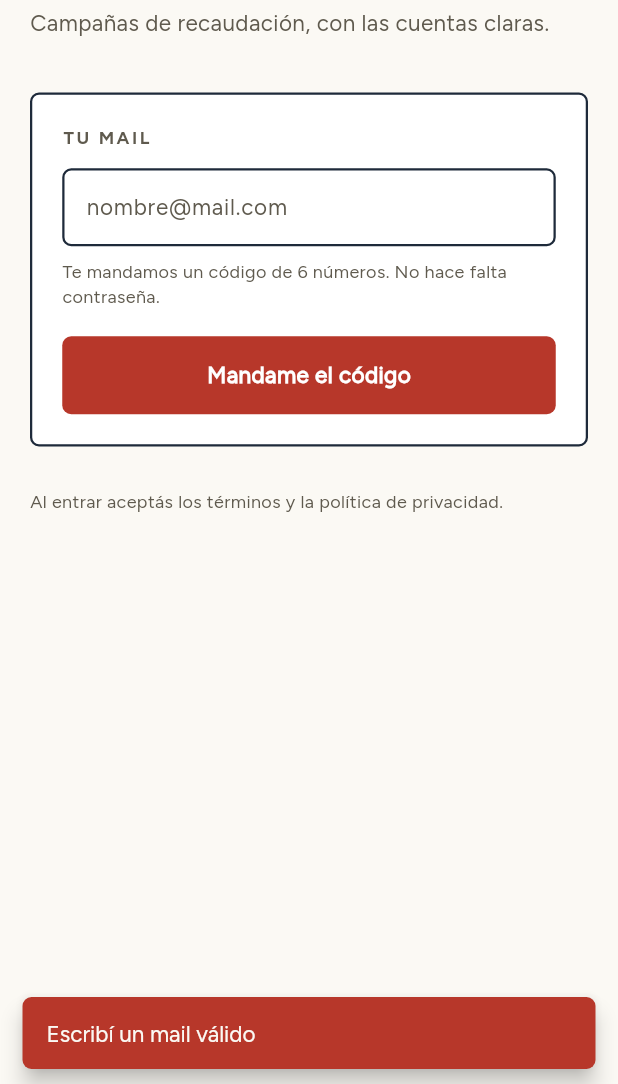
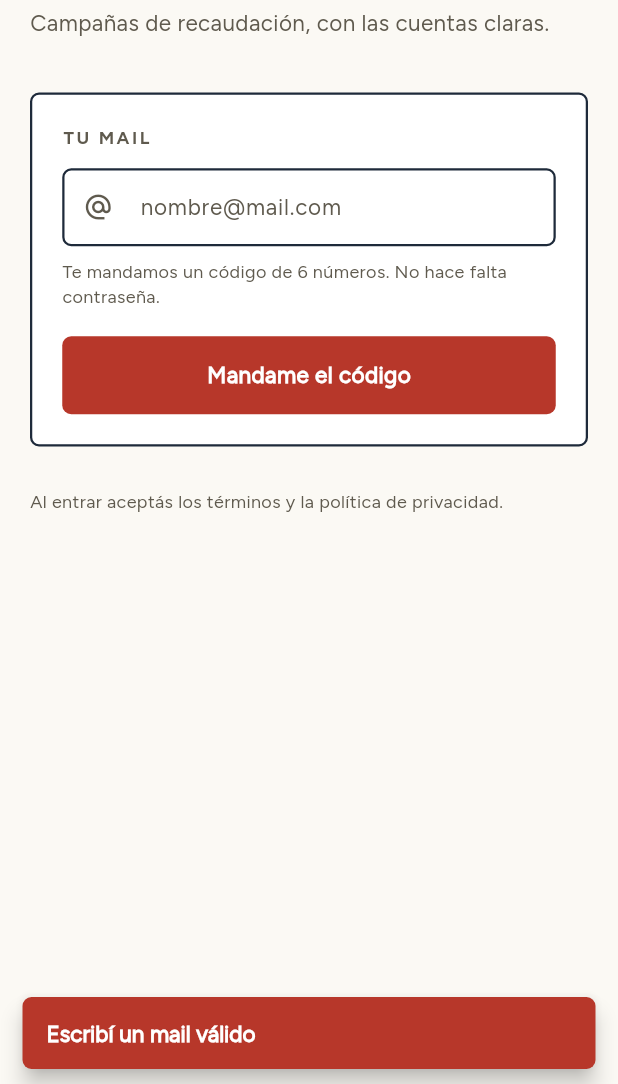
Before and after one commit to lechu-sg/miti, a Flutter app: the screen it shows after launch, after a tap on "Mandame el código", on a phone screen of 412 x 824 dp, the part 152-1236 px from its top. Run offline on Flutter 3.47's test engine with Material 3 defaults, Android fonts, the phone set to English and light mode, and no system bars; our stand-ins replace flutter_riverpod, flutter_secure_storage; network calls fail.

Commit message:
App: contraste en modo oscuro, errores legibles y carga de mail mas facil
- oscuro: lineas y superficies con mas contraste (troquel llegaba a 1,6:1)
- avisos de error: letra blanca sobre el sello, y se baja el teclado
- invitar: el error se muestra DENTRO de la hoja, que el teclado ya no tapa
- campos de mail: autocompletado del celular, sugerencias, arroba y enviar

Co-Authored-By: Claude Opus 5 <noreply@anthropic.com>

```diff
--- a/app/lib/nucleo/componentes.dart
+++ b/app/lib/nucleo/componentes.dart
@@ -375,11 +375,20 @@ class MitiVacio extends StatelessWidget {
 
 void mostrarAviso(BuildContext context, String mensaje, {bool error = false}) {
   final c = context.color;
+  // Con el teclado abierto el aviso queda tapado: lo bajamos antes de mostrarlo.
+  if (error) FocusManager.instance.primaryFocus?.unfocus();
   ScaffoldMessenger.of(context)
     ..hideCurrentSnackBar()
     ..showSnackBar(
       SnackBar(
-        content: Text(mensaje),
+        content: Text(
+          mensaje,
+          // Sobre el rojo del sello, la letra va blanca sí o sí.
+          style: context.texto.cuerpo.copyWith(
+            color: error ? Colors.white : c.tintaSobre,
+            fontWeight: error ? FontWeight.w600 : FontWeight.w400,
+          ),
+        ),
         backgroundColor: error ? c.sello : c.tinta,
         duration: Duration(seconds: error ? 5 : 3),
       ),
--- a/app/lib/nucleo/tema.dart
+++ b/app/lib/nucleo/tema.dart
@@ -52,17 +52,18 @@ class MitiColores extends ThemeExtension<MitiColores> {
 
   static const oscuro = MitiColores(
     papel: Color(0xFF141A23),
-    hoja: Color(0xFF1B222D),
-    papelHundido: Color(0xFF222B38),
-    tinta: Color(0xFFEFE8D8),
+    hoja: Color(0xFF212A38),
+    papelHundido: Color(0xFF2B3647),
+    tinta: Color(0xFFF3EDE0),
     tintaSobre: Color(0xFF141A23),
-    tintaSuave: Color(0xFFA9A291),
-    troquel: Color(0xFF3A4556),
+    tintaSuave: Color(0xFFB9B2A1),
+    // Las líneas tienen que llegar a 3:1 contra el fondo o no se ven.
+    troquel: Color(0xFF5A6A80),
     sello: Color(0xFFC94A36),
-    selloTexto: Color(0xFFF08A76),
+    selloTexto: Color(0xFFF7A28F),
     mostaza: Color(0xFFF0B84A),
-    vendido: Color(0xFF212935),
-    vendidoTexto: Color(0xFF58606D),
+    vendido: Color(0xFF2A3444),
+    vendidoTexto: Color(0xFF7C8799),
     ok: Color(0xFF6CC39A),
   );
 
@@ -249,6 +250,8 @@ ThemeData construirTema(MitiColores c, Brightness brillo) {
       contentPadding: const EdgeInsets.symmetric(horizontal: 12, vertical: 14),
       labelStyle: MitiTextos.base.etiqueta.copyWith(color: c.tintaSuave),
       hintStyle: MitiTextos.base.cuerpo.copyWith(color: c.tintaSuave),
+      prefixIconColor: c.tintaSuave,
+      suffixIconColor: c.tintaSuave,
       enabledBorder: OutlineInputBorder(
         borderRadius: BorderRadius.circular(6),
         borderSide: BorderSide(color: c.tinta, width: 1.5),
--- a/app/lib/pantallas/ingreso.dart
+++ b/app/lib/pantallas/ingreso.dart
@@ -131,13 +131,20 @@ class _PantallaIngresoState extends ConsumerState<PantallaIngreso> {
                     Text(_codigoPedido ? 'TU CÓDIGO' : 'TU MAIL', style: t.sobrelinea.copyWith(color: c.tintaSuave)),
                     const SizedBox(height: 12),
                     if (!_codigoPedido) ...[
-                      TextField(
-                        controller: _email,
-                        keyboardType: TextInputType.emailAddress,
-                        autocorrect: false,
-                        textInputAction: TextInputAction.go,
-                        onSubmitted: (_) => _pedirCodigo(),
-                        decoration: const InputDecoration(hintText: 'nombre@mail.com'),
+                      AutofillGroup(
+                        child: TextField(
+                          controller: _email,
+                          keyboardType: TextInputType.emailAddress,
+                          autocorrect: false,
+                          enableSuggestions: true,
+                          autofillHints: const [AutofillHints.email],
+                          textInputAction: TextInputAction.go,
+                          onSubmitted: (_) => _pedirCodigo(),
+                          decoration: const InputDecoration(
+                            hintText: 'nombre@mail.com',
+                            prefixIcon: Icon(Icons.alternate_email, size: 20),
+                          ),
+                        ),
                       ),
                       const SizedBox(height: 8),
                       Text('Te mandamos un código de 6 números. No hace falta contraseña.',
@@ -152,6 +159,8 @@ class _PantallaIngresoState extends ConsumerState<PantallaIngreso> {
                         keyboardType: TextInputType.number,
                         maxLength: 6,
                         autofocus: true,
+                        // Android ofrece el código del SMS/mail si lo reconoce.
+                        autofillHints: const [AutofillHints.oneTimeCode],
                         inputFormatters: [FilteringTextInputFormatter.digitsOnly],
                         style: t.importe.copyWith(fontSize: 34, color: c.tinta, letterSpacing: 8),
                         textAlign: TextAlign.center,
```
Also changed, not shown: app/lib/pantallas/campana.dart (+52 -10 lines), 1 other file.
